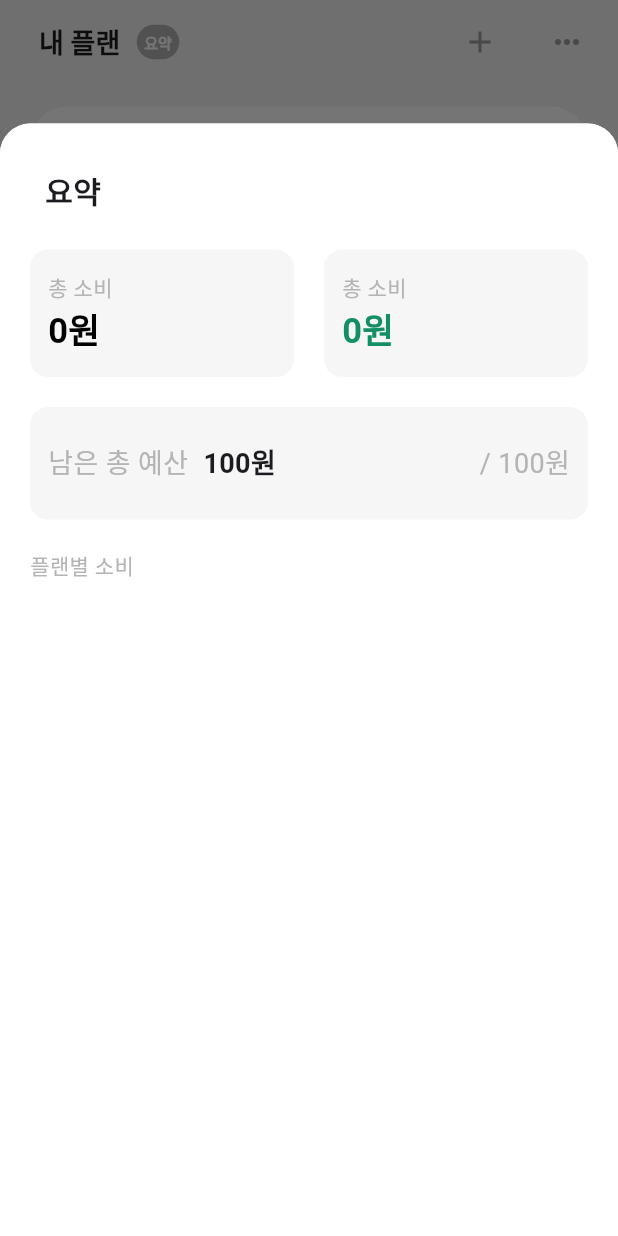
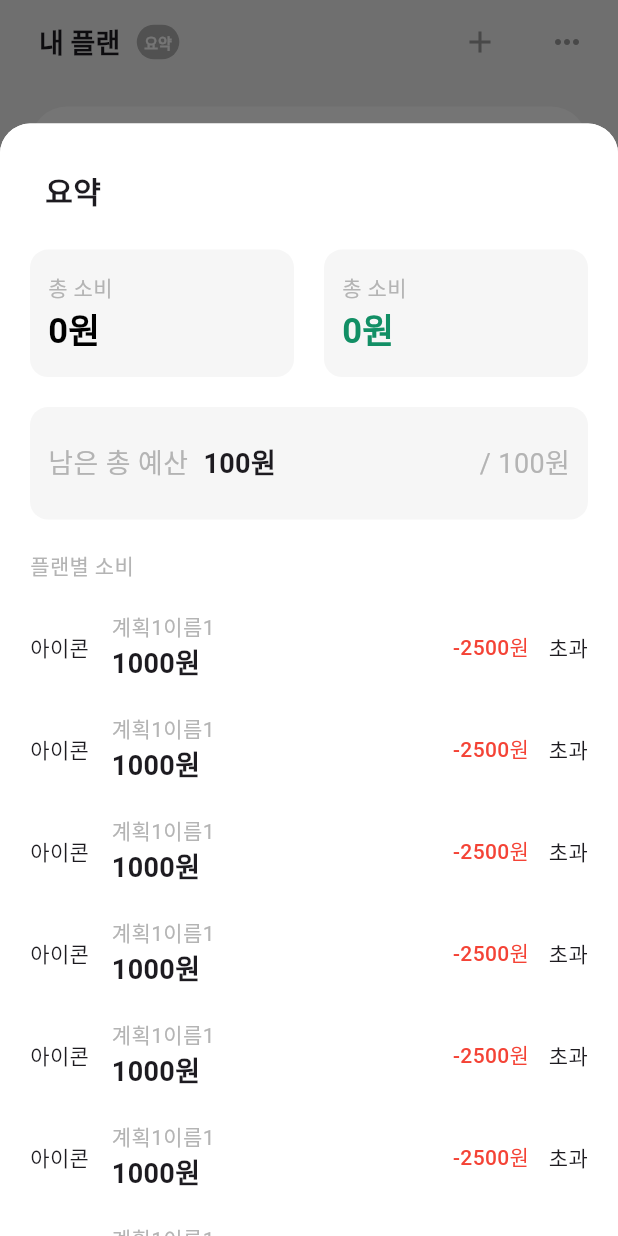
Before and after one commit to flutter-fantastic-crew/sconCloneCoding, a Flutter app: the screen it shows after launch, after a tap on "요약", on a phone screen of 412 x 824 dp. Run offline on Flutter 3.47's test engine with Material 3 defaults, Android fonts, the phone set to English and light mode, and no system bars.

Commit message:
history_card_widget.dart 카드위젯 리스트 연동

```diff
--- a/lib/widget/appbar_widget.dart
+++ b/lib/widget/appbar_widget.dart
@@ -1,6 +1,9 @@
 import 'package:flutter/material.dart';
+import 'package:sang/widget/history_card_widget.dart';
 import 'package:sang/widget/title_card_widget.dart';
 
+import '../entity/plan_data_entity.dart';
+import '../entity/plan_history_entity.dart';
 import 'badge_widget.dart';
 
 class AppbarWidget extends AppBar {
@@ -138,6 +141,44 @@ class AppbarWidget extends AppBar {
                                 color: Color(0xFFB4B4B4),
                               ),
                             ),
+                            const SizedBox(
+                              height: 20,
+                            ),
+                            Expanded(
+                              child: ListView.builder(
+                                shrinkWrap: true,
+                                itemCount: 50,
+                                itemBuilder: (context, index) {
+                                  return Container(
+                                    padding: const EdgeInsets.only(bottom: 20),
+                                    child: HistoryCardWidget(
+                                      planDataEntity: PlanDataEntity(
+                                          planId: 0,
+                                          planStartDate: DateTime.now(),
+                                          planEndDate: DateTime.now(),
+                                          planMemo: "메모1메모1",
+                                          planName: "계획1이름1",
+                                          planIcon: "아이콘",
+                                          planHistory: [
+                                            PlanHistoryEntity(
+                                              planHistoryId: 0,
+                                              memo: "메모메모",
+                                              createAt: DateTime.now(),
+                                              expenses: 3300,
+                                            ),
+                                            PlanHistoryEntity(
+                                              planHistoryId: 1,
+                                              memo: "메모메모1",
+                                              createAt: DateTime.now(),
+                                              expenses: 200,
+                                            )
+                                          ],
+                                          totalPlan: 1000),
+                                    ),
+                                  );
+                                },
+                              ),
+                            )
                           ],
                         ),
                       ),
--- a/lib/widget/history_card_widget.dart
+++ b/lib/widget/history_card_widget.dart
@@ -11,14 +11,42 @@ class HistoryCardWidget extends StatelessWidget {
     return Row(
       children: [
         Text(planDataEntity.planIcon),
-        Column(
-          children: [
-            Text(planDataEntity.planName),
-            Text("${planDataEntity.totalPlan.toString()}원"),
-          ],
+        const SizedBox(
+          width: 15,
         ),
-        Text("${planDataEntity.remainExpenses}원"),
-        Text(planDataEntity.remainExpenses < 0 ? "초과" : "남음"),
+        Expanded(
+          child: Column(
+            crossAxisAlignment: CrossAxisAlignment.start,
+            children: [
+              Text(
+                planDataEntity.planName,
+                style: const TextStyle(
+                  fontWeight: FontWeight.w400,
+                  color: Color(0xFFB4B4B4),
+                ),
+              ),
+              Text(
+                "${planDataEntity.totalPlan.toString()}원",
+                style: const TextStyle(
+                  fontWeight: FontWeight.w600,
+                  fontSize: 18,
+                ),
+              ),
+            ],
+          ),
+        ),
+        Text("${planDataEntity.remainExpenses}원",
+            style: TextStyle(
+                fontWeight: FontWeight.w500,
+                color: planDataEntity.remainExpenses < 0
+                    ? Colors.red
+                    : Colors.black)),
+        const SizedBox(
+          width: 13,
+        ),
+        Text(
+          planDataEntity.remainExpenses < 0 ? "초과" : "남음",
+        ),
       ],
     );
   }
```
